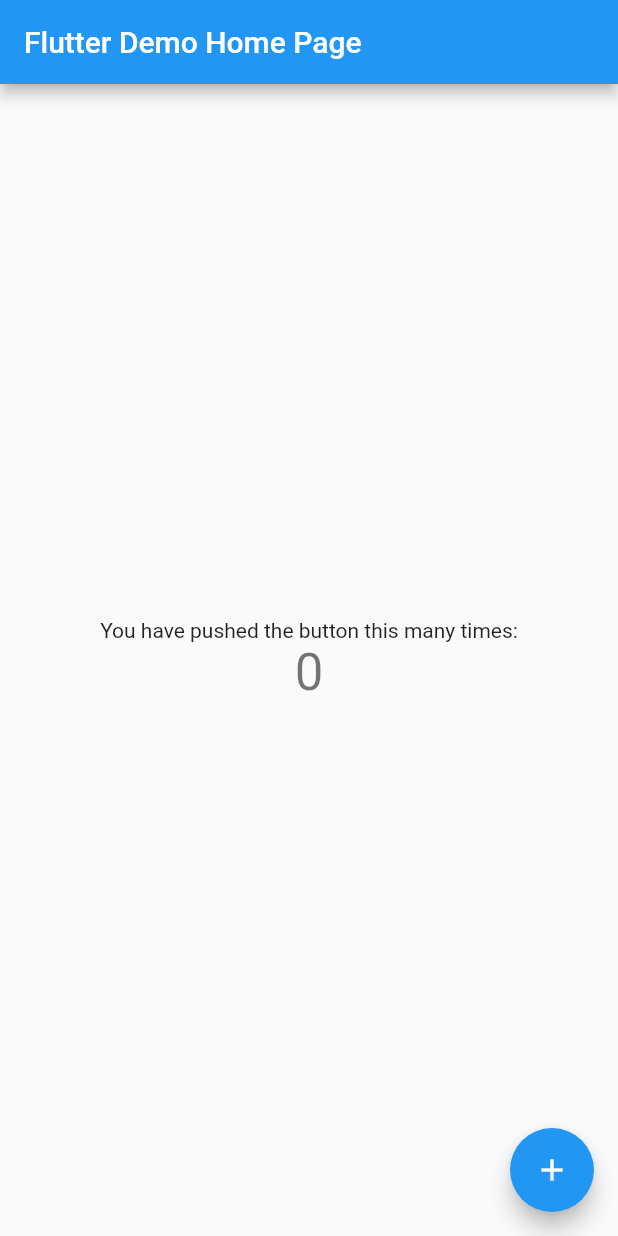
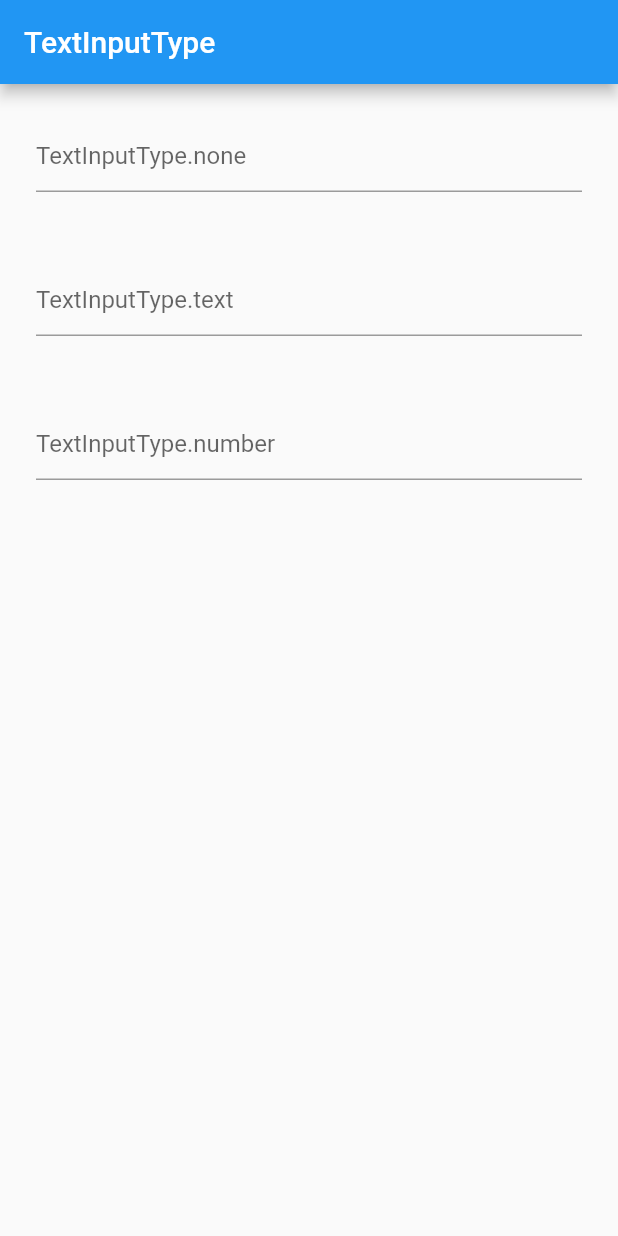
Before and after one commit to jpnurmi/text_input_type_none_example, a Flutter app: the screen it shows after launch, on a phone screen of 412 x 824 dp. Run offline on Flutter 3.47's test engine with Material 2 defaults, Android fonts, the light colour scheme and no system bars.

Commit message:
Minimal example for flutter/flutter#83567

```diff
--- a/lib/main.dart
+++ b/lib/main.dart
@@ -1,115 +1,36 @@
 import 'package:flutter/material.dart';
 
 void main() {
-  runApp(const MyApp());
-}
-
-class MyApp extends StatelessWidget {
-  const MyApp({Key? key}) : super(key: key);
-
-  // This widget is the root of your application.
-  @override
-  Widget build(BuildContext context) {
-    return MaterialApp(
-      title: 'Flutter Demo',
-      theme: ThemeData(
-        // This is the theme of your application.
-        //
-        // Try running your application with "flutter run". You'll see the
-        // application has a blue toolbar. Then, without quitting the app, try
-        // changing the primarySwatch below to Colors.green and then invoke
-        // "hot reload" (press "r" in the console where you ran "flutter run",
-        // or simply save your changes to "hot reload" in a Flutter IDE).
-        // Notice that the counter didn't reset back to zero; the application
-        // is not restarted.
-        primarySwatch: Colors.blue,
+  runApp(MaterialApp(
+    home: Scaffold(
+      appBar: AppBar(
+        title: const Text('TextInputType'),
       ),
-      home: const MyHomePage(title: 'Flutter Demo Home Page'),
-    );
-  }
-}
-
-class MyHomePage extends StatefulWidget {
-  const MyHomePage({Key? key, required this.title}) : super(key: key);
-
-  // This widget is the home page of your application. It is stateful, meaning
-  // that it has a State object (defined below) that contains fields that affect
-  // how it looks.
-
-  // This class is the configuration for the state. It holds the values (in this
-  // case the title) provided by the parent (in this case the App widget) and
-  // used by the build method of the State. Fields in a Widget subclass are
-  // always marked "final".
-
-  final String title;
-
-  @override
-  State<MyHomePage> createState() => _MyHomePageState();
-}
-
-class _MyHomePageState extends State<MyHomePage> {
-  int _counter = 0;
-
-  void _incrementCounter() {
-    setState(() {
-      // This call to setState tells the Flutter framework that something has
-      // changed in this State, which causes it to rerun the build method below
-      // so that the display can reflect the updated values. If we changed
-      // _counter without calling setState(), then the build method would not be
-      // called again, and so nothing would appear to happen.
-      _counter++;
-    });
-  }
-
-  @override
-  Widget build(BuildContext context) {
-    // This method is rerun every time setState is called, for instance as done
-    // by the _incrementCounter method above.
-    //
-    // The Flutter framework has been optimized to make rerunning build methods
-    // fast, so that you can just rebuild anything that needs updating rather
-    // than having to individually change instances of widgets.
-    return Scaffold(
-      appBar: AppBar(
-        // Here we take the value from the MyHomePage object that was created by
-        // the App.build method, and use it to set our appbar title.
-        title: Text(widget.title),
+      body: Column(
+        children: const <Widget>[
+          Padding(
+            padding: EdgeInsets.all(24.0),
+            child: TextField(
+              keyboardType: TextInputType.none,
+              decoration: InputDecoration(hintText: 'TextInputType.none'),
             ),
-      body: Center(
-        // Center is a layout widget. It takes a single child and positions it
-        // in the middle of the parent.
-        child: Column(
-          // Column is also a layout widget. It takes a list of children and
-          // arranges them vertically. By default, it sizes itself to fit its
-          // children horizontally, and tries to be as tall as its parent.
-          //
-          // Invoke "debug painting" (press "p" in the console, choose the
-          // "Toggle Debug Paint" action from the Flutter Inspector in Android
-          // Studio, or the "Toggle Debug Paint" command in Visual Studio Code)
-          // to see the wireframe for each widget.
-          //
-          // Column has various properties to control how it sizes itself and
-          // how it positions its children. Here we use mainAxisAlignment to
-          // center the children vertically; the main axis here is the vertical
-          // axis because Columns are vertical (the cross axis would be
-          // horizontal).
-          mainAxisAlignment: MainAxisAlignment.center,
-          children: <Widget>[
-            const Text(
-              'You have pushed the button this many times:',
           ),
-            Text(
-              '$_counter',
-              style: Theme.of(context).textTheme.headline4,
+          Padding(
+            padding: EdgeInsets.all(24.0),
+            child: TextField(
+              keyboardType: TextInputType.text,
+              decoration: InputDecoration(hintText: 'TextInputType.text'),
+            ),
+          ),
+          Padding(
+            padding: EdgeInsets.all(24.0),
+            child: TextField(
+              keyboardType: TextInputType.number,
+              decoration: InputDecoration(hintText: 'TextInputType.number'),
+            ),
           ),
         ],
       ),
     ),
-      floatingActionButton: FloatingActionButton(
-        onPressed: _incrementCounter,
-        tooltip: 'Increment',
-        child: const Icon(Icons.add),
-      ), // This trailing comma makes auto-formatting nicer for build methods.
-    );
+  ));
 }
-}
```
Lines whose indentation alone changed are shown as unchanged.
